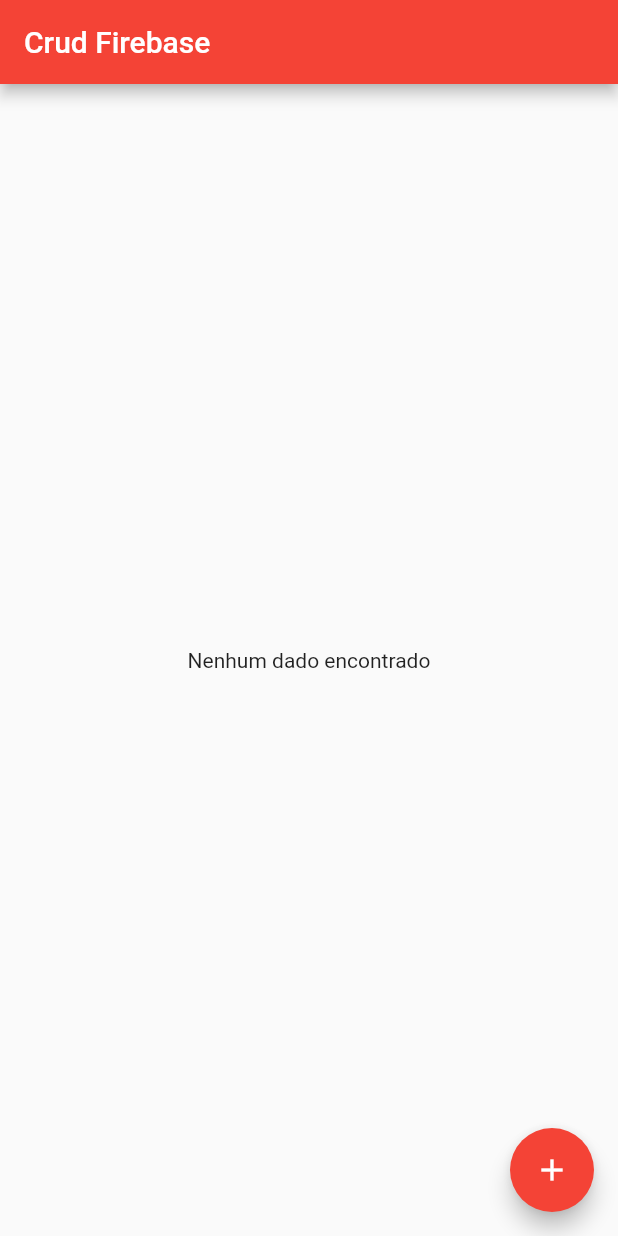
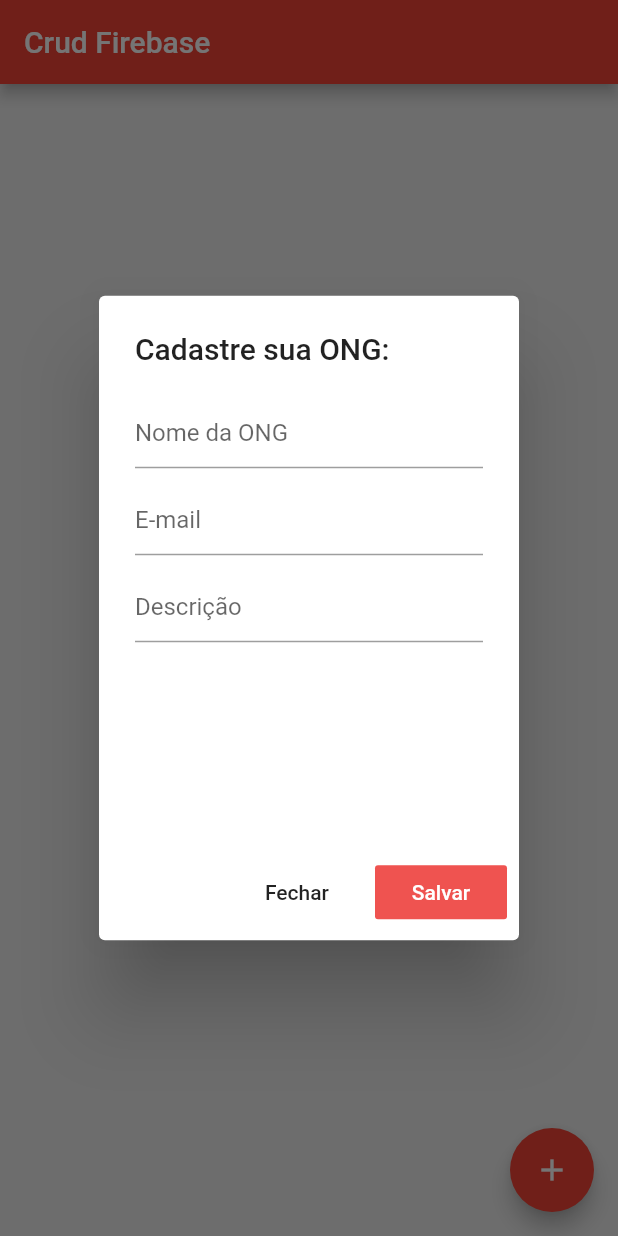
Before and after one commit to PBayma/Save-the-day, a Flutter app: the screen it shows after launch, after a tap on the "add" icon, on a phone screen of 412 x 824 dp. Run offline on Flutter 3.47's test engine with Material 2 defaults, Android fonts, the phone set to English and light mode, and no system bars; our stand-ins replace cloud_firestore, firebase_core; accounts and stored records are empty.

Commit message:
Implementing Create and Delete functionalities

```diff
--- a/lib/main.dart
+++ b/lib/main.dart
@@ -1,5 +1,4 @@
 import 'package:firebase_core/firebase_core.dart';
-import 'package:cloud_firestore/cloud_firestore.dart';
 import 'package:flutter/material.dart';
 import './view/homepage.dart';
 
--- a/lib/view/homepage.dart
+++ b/lib/view/homepage.dart
@@ -15,6 +15,7 @@ class HomePage extends StatelessWidget {
       appBar: AppBar(
         title: Text('Crud Firebase'),
       ),
+      backgroundColor: Colors.grey[200],
       body: StreamBuilder(
           stream: snapshots,
           builder: (
@@ -36,27 +37,128 @@ class HomePage extends StatelessWidget {
             return ListView.builder(
               itemCount: snapshot.data.docs.length,
               itemBuilder: (BuildContext context, int i) {
-                var item = snapshot.data.docs[i].data();
-                return ListTile(
-                  leading: IconButton(
-                    icon: Icon(Icons.check_box),
-                    onPressed: null,
-                  ),
-                  title: Text(item['name']),
-                  subtitle: Text(item['description']),
-                  trailing: IconButton(
-                    icon: Icon(Icons.delete),
-                    onPressed: null,
+                var doc = snapshot.data.docs[i];
+                var item = doc.data();
+                var itemRef = doc.reference.id;
+
+                return Container(
+                  decoration: BoxDecoration(
+                      color: Colors.white,
+                      boxShadow: [
+                        BoxShadow(
+                            color: Colors.grey.withOpacity(0.3),
+                            blurRadius: 3,
+                            spreadRadius: 2)
+                      ],
+                      borderRadius: BorderRadius.circular(5)),
+                  margin: EdgeInsets.all(5),
+                  child: ListTile(
+                    title: Text(item['name']),
+                    subtitle: Text(item['description'] + itemRef),
+                    trailing: IconButton(
+                        icon: Icon(Icons.delete),
+                        onPressed: () async {
+                          await FirebaseFirestore.instance
+                              .collection('ongs')
+                              .doc(itemRef)
+                              .delete();
+                        }),
                   ),
                 );
               },
             );
           }),
       floatingActionButton: FloatingActionButton(
-        onPressed: () => null,
+        onPressed: () => modalCreate(context),
         tooltip: 'Add new',
         child: Icon(Icons.add),
       ), // This trailing comma makes auto-formatting nicer for build methods.
     );
   }
+
+  modalCreate(BuildContext context) {
+    GlobalKey<FormState> form = GlobalKey<FormState>();
+
+    var name = TextEditingController();
+    var email = TextEditingController();
+    var description = TextEditingController();
+
+    showDialog(
+        context: context,
+        builder: (BuildContext context) {
+          return AlertDialog(
+            title: Text('Cadastre sua ONG:'),
+            content: Form(
+              key: form,
+              child: Container(
+                height: MediaQuery.of(context).size.height / 3,
+                child: Column(
+                  crossAxisAlignment: CrossAxisAlignment.start,
+                  children: <Widget>[
+                    TextFormField(
+                      decoration: InputDecoration(hintText: 'Nome da ONG'),
+                      controller: name,
+                      validator: (value) {
+                        if (value.isEmpty) {
+                          return 'Campo vazio. Tente novamente';
+                        }
+                        return null;
+                      },
+                    ),
+                    SizedBox(
+                      height: 10,
+                    ),
+                    TextFormField(
+                      keyboardType: TextInputType.emailAddress,
+                      decoration: InputDecoration(hintText: 'E-mail'),
+                      controller: email,
+                      validator: (value) {
+                        if (value.isEmpty) {
+                          return 'Campo vazio. Tente novamente';
+                        }
+                        return null;
+                      },
+                    ),
+                    SizedBox(
+                      height: 10,
+                    ),
+                    TextFormField(
+                      decoration: InputDecoration(hintText: 'Descrição'),
+                      controller: description,
+                      validator: (value) {
+                        if (value.isEmpty) {
+                          return 'Campo vazio. Tente novamente';
+                        }
+                        return null;
+                      },
+                    ),
+                  ],
+                ),
+              ),
+            ),
+            actions: <Widget>[
+              FlatButton(
+                onPressed: () => Navigator.pop(context),
+                child: Text('Fechar'),
+              ),
+              FlatButton(
+                onPressed: () async {
+                  if (form.currentState.validate()) {
+                    await FirebaseFirestore.instance.collection('ongs').add({
+                      'name': name.text,
+                      'email': email.text,
+                      'description': description.text,
+                      'date': Timestamp.now(),
+                    });
+                  }
+                  Navigator.pop(context);
+                },
+                textColor: Colors.white,
+                color: Colors.red[400],
+                child: Text('Salvar'),
+              ),
+            ],
+          );
+        });
+  }
 }
```
